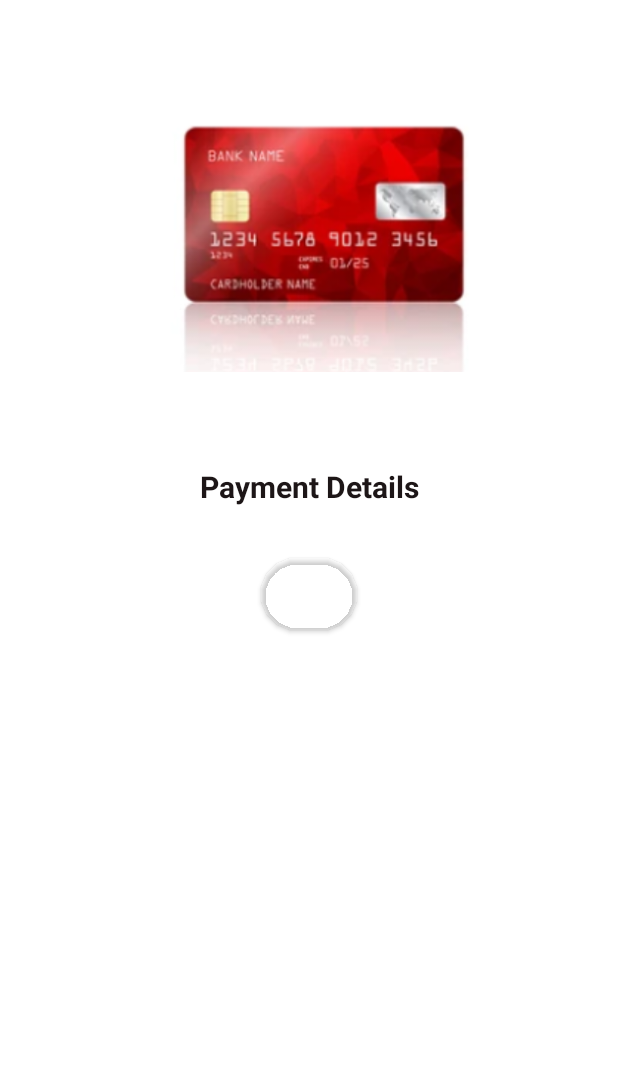
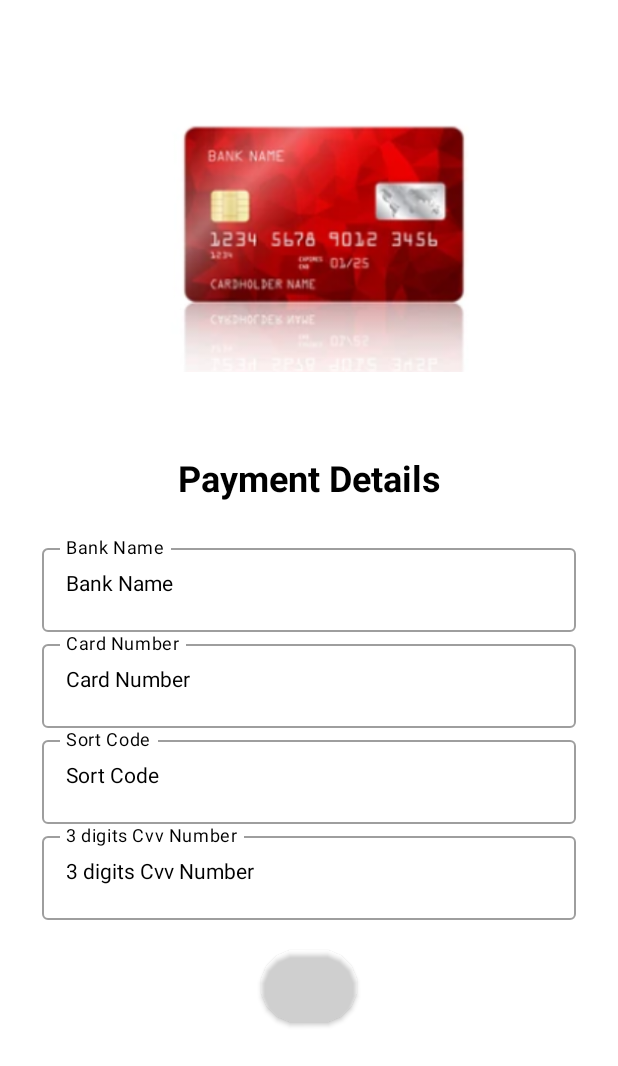
Before and after one commit to dhananjaypatancheru/sportopia1, an Android app built with Jetpack Compose: the PaymentActivity screen opened directly, with no data from a screen before it, on a phone screen of 412 x 824 dp. Shown: the top 1066 px of the screen. Run offline under Robolectric (Android 15) with nearby library versions, the phone set to English and light mode, and no system bars.

Commit message:
payment page

```diff
--- a/app/src/main/java/com/dhanunjay/sportopia/PaymentActivity.kt
+++ b/app/src/main/java/com/dhanunjay/sportopia/PaymentActivity.kt
@@ -7,22 +7,13 @@ import androidx.activity.ComponentActivity
 import androidx.activity.compose.setContent
 import androidx.compose.foundation.Image
 import androidx.compose.foundation.background
-import androidx.compose.foundation.layout.Box
-import androidx.compose.foundation.layout.Column
-import androidx.compose.foundation.layout.PaddingValues
-import androidx.compose.foundation.layout.Spacer
-import androidx.compose.foundation.layout.fillMaxSize
-import androidx.compose.foundation.layout.height
-import androidx.compose.foundation.layout.heightIn
-import androidx.compose.foundation.layout.offset
-import androidx.compose.foundation.layout.padding
-import androidx.compose.foundation.layout.requiredHeight
-import androidx.compose.foundation.layout.requiredWidth
-import androidx.compose.foundation.layout.wrapContentWidth
+import androidx.compose.foundation.layout.*
 import androidx.compose.foundation.shape.RoundedCornerShape
 import androidx.compose.material.Button
 import androidx.compose.material.ButtonDefaults
+import androidx.compose.material.OutlinedTextField
 import androidx.compose.material.Surface
+import androidx.compose.material.Text
 import androidx.compose.runtime.Composable
 import androidx.compose.ui.Alignment
 import androidx.compose.ui.Modifier
@@ -33,7 +24,7 @@ import androidx.compose.ui.platform.LocalContext
 import androidx.compose.ui.res.painterResource
 import androidx.compose.ui.tooling.preview.Preview
 import androidx.compose.ui.unit.dp
-import com.dhanunjay.sportopia.components.HeadingTextComponent
+import androidx.compose.ui.unit.sp
 
 class PaymentActivity : ComponentActivity() {
     @SuppressLint("SuspiciousIndentation")
@@ -42,10 +33,13 @@ class PaymentActivity : ComponentActivity() {
         setContent {
 
             val context = LocalContext.current
+
+            // Gradient background
             val gradient45 = Brush.linearGradient(
                 colors = listOf(Color.White, Color.White),
                 start = Offset(0f, Float.POSITIVE_INFINITY),
-                end = Offset(Float.POSITIVE_INFINITY, 0f))
+                end = Offset(Float.POSITIVE_INFINITY, 0f)
+            )
 
             Surface(
                 modifier = Modifier
@@ -54,33 +48,54 @@ class PaymentActivity : ComponentActivity() {
                     .padding(28.dp)
             ) {
 
-                Column(modifier = Modifier.fillMaxSize()
-
-                    .background(gradient45),
-
-                    horizontalAlignment = Alignment.CenterHorizontally) {
-//                        Image(
-//                            modifier = Modifier.size(250.dp),
-//                            painter = painterResource(id = R.drawable.pay),
-//                            contentDescription = null)
+                Column(
+                    modifier = Modifier
+                        .fillMaxSize()
+                        .background(gradient45),
+                    horizontalAlignment = Alignment.CenterHorizontally
+                ) {
                     Image(
                         painter = painterResource(id = R.drawable.card),
                         contentDescription = "",
                         modifier = Modifier
-                            .offset(x = 10.dp,
-                                y = 0.dp)
-                            .requiredWidth(width = 320.dp)
-                            .requiredHeight(height = 220.dp))
+                            .offset(x = 10.dp, y = 0.dp)
+                            .requiredWidth(320.dp)
+                            .requiredHeight(220.dp)
+                    )
+
                     Spacer(modifier = Modifier.height(50.dp))
 
-                    Spacer(modifier = Modifier.height(15.dp))
                     HeadingTextComponent(value = "Payment Details")
+
                     Spacer(modifier = Modifier.height(15.dp))
 
-//tfc
+                    // Text Fields
+                    MyTextFieldComponent(
+                        labelValue = "Bank Name",
+                        onTextChanged = { /* Handle text change */ },
+                        textColor = Color.Black
+                    )
+
+                    MyTextFieldComponent(
+                        labelValue = "Card Number",
+                        onTextChanged = { /* Handle text change */ },
+                        textColor = Color.Black
+                    )
+
+                    MyTextFieldComponent(
+                        labelValue = "Sort Code",
+                        onTextChanged = { /* Handle text change */ },
+                        textColor = Color.Black
+                    )
+
+                    MyTextFieldComponent(
+                        labelValue = "3 digits Cvv Number",
+                        onTextChanged = { /* Handle text change */ },
+                        textColor = Color.Black
+                    )
 
                     Spacer(modifier = Modifier.height(20.dp))
-                    val sports = ""
+
                     Button(
                         modifier = Modifier
                             .wrapContentWidth()
@@ -90,35 +105,45 @@ class PaymentActivity : ComponentActivity() {
                         },
                         contentPadding = PaddingValues(),
                         colors = ButtonDefaults.buttonColors(Color.Transparent),
-                        shape = RoundedCornerShape(50.dp),
-                    )
+                        shape = RoundedCornerShape(50.dp)
+                    ) {
+                        // Add your content inside the button (e.g., Text or Icon)
+                    }
 
-
-                    {
-
-
-
-
-
-
-
-
-
-                        //proceed
-                    }
                     Box(modifier = Modifier.height(10.dp))
                 }
             }
         }
     }
+}
 
+@Composable
+fun MyTextFieldComponent(
+    labelValue: String,
+    onTextChanged: (String) -> Unit,
+    textColor: Color
+) {
+    OutlinedTextField(
+        value = labelValue,
+        onValueChange = onTextChanged,
+        label = { Text(text = labelValue, color = textColor) },
+        modifier = Modifier.fillMaxWidth(),
+        textStyle = androidx.compose.ui.text.TextStyle(color = textColor)
+    )
+}
 
-
-
+@Composable
+fun HeadingTextComponent(value: String, fontSize: androidx.compose.ui.unit.TextUnit = 24.sp) {
+    Text(
+        text = value,
+        fontSize = fontSize,
+        fontWeight = androidx.compose.ui.text.font.FontWeight.Bold,
+        modifier = Modifier.padding(vertical = 8.dp)
+    )
 }
 
 @Preview
 @Composable
-fun DefaultPreviewOfSignUpScreen() {
-
+fun DefaultPreviewOfPaymentScreen() {
+    PaymentActivity()
 }
```
Also changed, not shown: app/src/main/java/com/dhanunjay/sportopia/ui/Theme/Componentshapes.kt (renamed from app/src/main/java/com/dhanunjay/sportopia/ui/Theme/ItemShape.kt).
